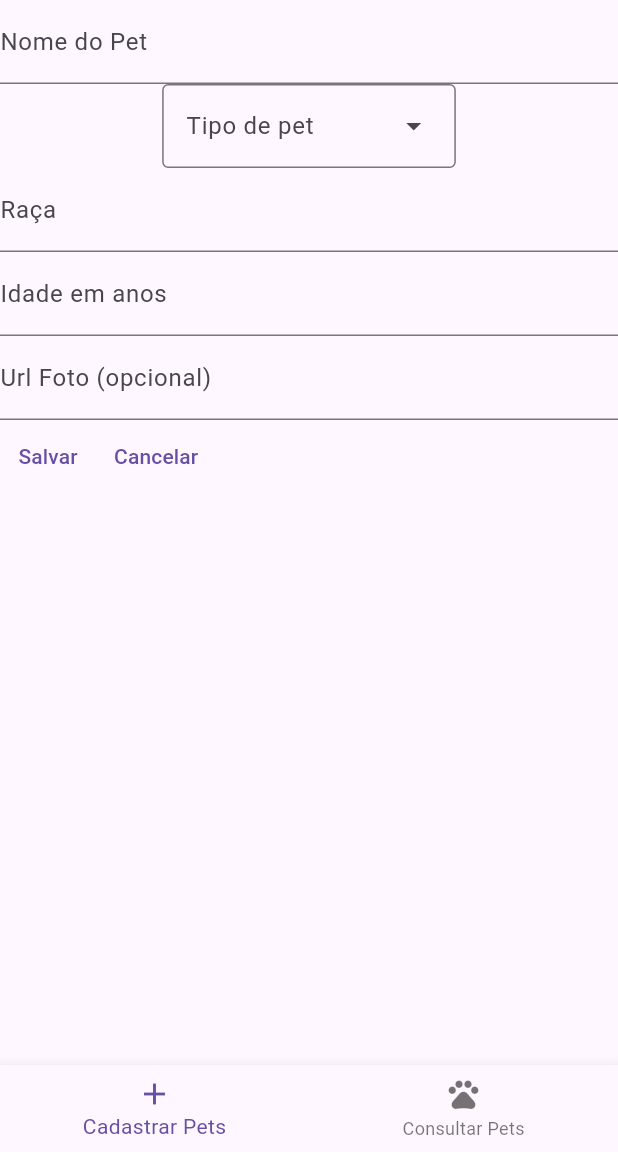
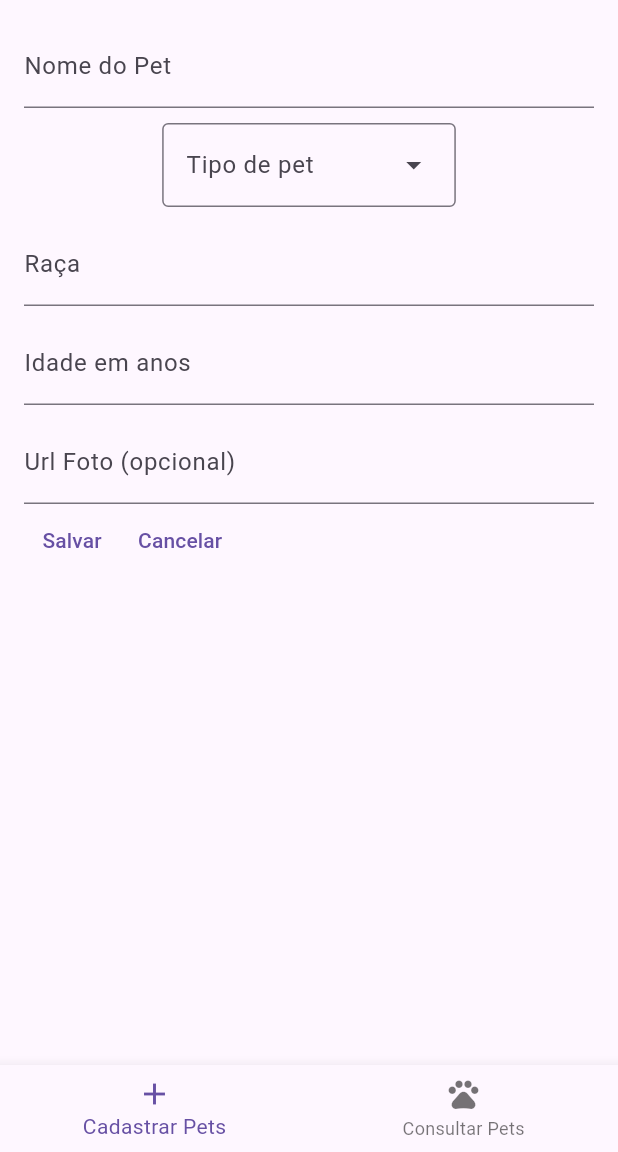
Before and after one commit to yDewolf/AulasFlutter, a Flutter app: the screen it shows after launch, swiped to page 2, on a phone screen of 412 x 824 dp, the part 84-1236 px from its top. Run offline on Flutter 3.47's test engine with Material 3 defaults, Android fonts, the phone set to English and light mode, and no system bars.

```diff
--- a/projeto_pet_shop/lib/navigator.dart
+++ b/projeto_pet_shop/lib/navigator.dart
@@ -21,8 +21,7 @@ class _PageNavigatorState extends State<PageNavigator> {
   final PageController _pageController = PageController();
   final AppVariables app_variables = AppVariables();
 
-  int currentIdx = 0;
-
+  int currentIdx = 1;
 
   void _onPageChanged(int index) {
     setState(() {
@@ -39,6 +38,8 @@ class _PageNavigatorState extends State<PageNavigator> {
     final screens = [
       HomePage(pets: app_variables.pets), PetRegister(pets: app_variables.pets)
     ];
+
+    // Estou usando isso aqui para testar sem ter que cadastrar
     // app_variables.pets.add(Pet(name: "name", race: "race", age: -1, petType: PetTypes.dog));
 
     return Scaffold(
--- a/projeto_pet_shop/lib/screens/pet_register.dart
+++ b/projeto_pet_shop/lib/screens/pet_register.dart
@@ -73,16 +73,20 @@ class _PetRegisterState extends State<PetRegister> {
       imageUrl: imageUrl
     );
 
+    setState(() {
       widget.pets.add(newPet);
+    });
   }
-
 
   @override
   Widget build(BuildContext context) {
-    return Column(
+    return Container(
+      padding: EdgeInsets.all(16.0),
+      child: Column(
         children: [
           // Fields
           Column(
+            spacing: 10,
             children: [
               TextField(
                 controller: nameController,
@@ -180,6 +184,7 @@ class _PetRegisterState extends State<PetRegister> {
             ],
           )
         ],
+      ),
     );
   }
 }
```
Also changed, not shown: projeto_pet_shop/lib/components.dart (+51 -0 lines), projeto_pet_shop/lib/screens/home.dart (+8 -10 lines). Lines whose indentation alone changed are shown as unchanged.
